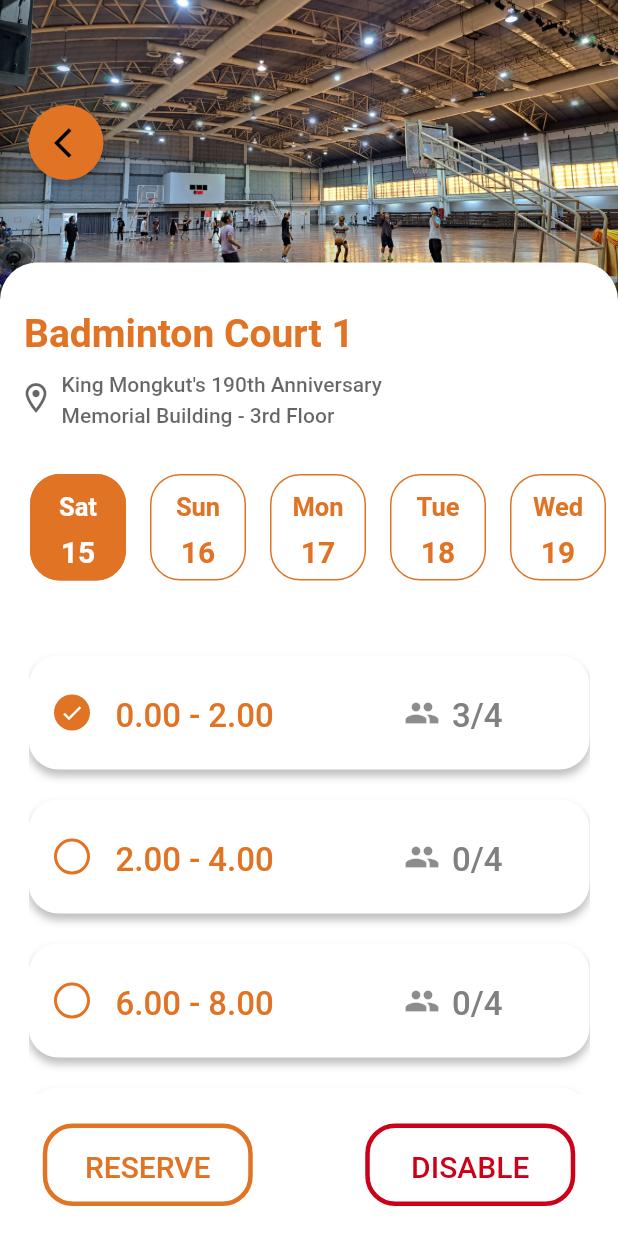
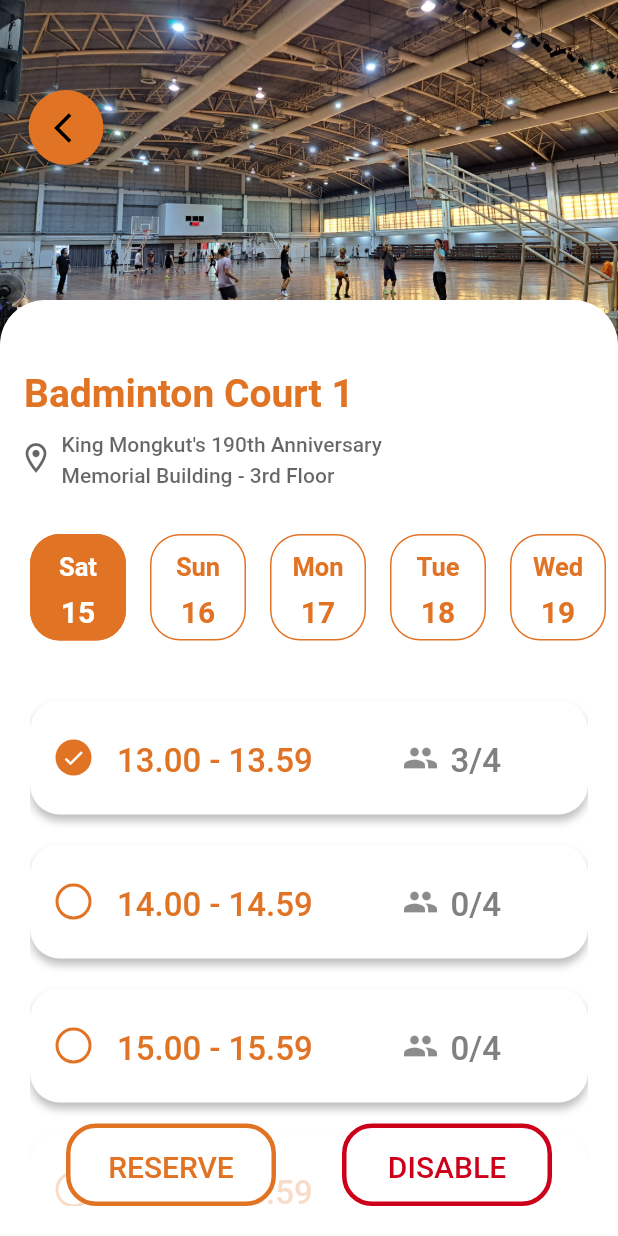
Before and after one commit to jedipw/ModSport, a Flutter app: the ReservationView screen opened by its route, on a phone screen of 412 x 824 dp. Run offline on Flutter 3.47's test engine with Material 2 defaults, Android fonts, the phone set to English and light mode, and no system bars; our stand-ins replace firebase_core; accounts and stored records are empty; Roboto replaces fonts that are missing (Poppins).

Commit message:
Reservation front-end v2.1

```diff
--- a/lib/views/reservation_view.dart
+++ b/lib/views/reservation_view.dart
@@ -2,6 +2,10 @@
 import 'package:flutter/material.dart';
 import 'package:modsport/constants/routes.dart';
 import 'package:intl/intl.dart';
+
+bool hasRole = true;
+
+final int numOfDay = hasRole ? 30 : 7;
 
 // Creating a StatefulWidget called ReservationView
 class ReservationView extends StatefulWidget {
@@ -33,16 +37,16 @@ class _ReservationViewState extends State<ReservationView> {
               children: [
                 Image.asset(
                   'assets/images/badmintoncourt1.jpg',
-                  height: 200,
+                  height: 240,
                   width: double.infinity,
                   fit: BoxFit.cover,
                 ),
                 Column(
                   children: [
-                    const SizedBox(height: 70),
+                    const SizedBox(height: 60),
                     Row(
                       children: [
-                        SizedBox(width: 12),
+                        const SizedBox(width: 12),
                         ElevatedButton(
                           onPressed: () {
                             Navigator.of(context).pop();
@@ -64,12 +68,12 @@ class _ReservationViewState extends State<ReservationView> {
                   child: Container(
                     decoration: const BoxDecoration(
                       borderRadius: BorderRadius.only(
-                        topLeft: Radius.circular(50.0),
-                        topRight: Radius.circular(50.0),
+                        topLeft: Radius.circular(30.0),
+                        topRight: Radius.circular(30.0),
                       ),
                       color: Colors.white,
                     ),
-                    margin: const EdgeInsets.only(top: 175),
+                    margin: const EdgeInsets.only(top: 200),
                   ),
                 ),
               ],
@@ -147,17 +151,23 @@ class _ReservationViewState extends State<ReservationView> {
                 ),
               ],
             ),
-            const SizedBox(height: 30),
             Expanded(
+              child: Stack(
+                children: [
+                  Container(
+                      padding: const EdgeInsets.symmetric(
+                          vertical: 20, horizontal: 20),
+                      child: const TimeSlot()),
+                  Positioned(
+                    bottom: 20,
+                    left: 0,
+                    right: 0,
                     child: Container(
-                padding: const EdgeInsets.symmetric(horizontal: 19),
-                child: const TimeSlot(),
-              ),
-            ),
-            const SizedBox(height: 20),
-            Row(
-              mainAxisAlignment: MainAxisAlignment.center,
+                      color: const Color.fromRGBO(255, 255, 255, 0.75),
+                      child: Row(
+                        mainAxisAlignment: MainAxisAlignment.spaceEvenly,
                         children: [
+                          if (_selectedDateIndex < 7)
                             ReserveButton(
                               isReserved: _isReserved,
                               onPressed: () {
@@ -192,11 +202,16 @@ class _ReservationViewState extends State<ReservationView> {
                                 }
                               },
                             ),
-                const SizedBox(width: 75),
+                          if (hasRole) ...[
                             const DisableButton(),
+                          ]
                         ],
                       ),
-            const SizedBox(height: 20),
+                    ),
+                  ),
+                ],
+              ),
+            ),
           ],
         ),
       ),
@@ -220,7 +235,7 @@ class DateList extends StatelessWidget {
   Widget build(BuildContext context) {
     final today = DateTime.now(); // Get the current date.
     final endDate = today
-        .add(const Duration(days: 30)); // Calculate the end date of the list.
+        .add(Duration(days: numOfDay)); // Calculate the end date of the list.
     final dateList = List.generate(
       endDate
           .difference(today)
@@ -329,17 +344,17 @@ class TimeSlot extends StatefulWidget {
 class _TimeSlotState extends State<TimeSlot> {
   // A list of time slots as TimeSlotData objects
   final List<TimeSlotData> timeSlots = [
-    TimeSlotData(timeSlot: '0.00 - 2.00', reservedSeats: 3, maxSeats: 4),
-    TimeSlotData(timeSlot: '2.00 - 4.00', reservedSeats: 0, maxSeats: 4),
-    TimeSlotData(timeSlot: '6.00 - 8.00', reservedSeats: 0, maxSeats: 4),
-    TimeSlotData(timeSlot: '8.00 - 10.00', reservedSeats: 0, maxSeats: 4),
-    TimeSlotData(timeSlot: '10.00 - 12.00', reservedSeats: 0, maxSeats: 4),
-    TimeSlotData(timeSlot: '12.00 - 14.00', reservedSeats: 0, maxSeats: 4),
-    TimeSlotData(timeSlot: '14.00 - 16.00', reservedSeats: 0, maxSeats: 4),
-    TimeSlotData(timeSlot: '16.00 - 18.00', reservedSeats: 0, maxSeats: 4),
-    TimeSlotData(timeSlot: '18.00 - 20.00', reservedSeats: 0, maxSeats: 4),
-    TimeSlotData(timeSlot: '20.00 - 22.00', reservedSeats: 0, maxSeats: 4),
-    TimeSlotData(timeSlot: '22.00 - 24.00', reservedSeats: 0, maxSeats: 4),
+    TimeSlotData(timeSlot: '13.00 - 13.59', reservedSeats: 3, maxSeats: 4),
+    TimeSlotData(timeSlot: '14.00 - 14.59', reservedSeats: 0, maxSeats: 4),
+    TimeSlotData(timeSlot: '15.00 - 15.59', reservedSeats: 0, maxSeats: 4),
+    TimeSlotData(timeSlot: '16.00 - 16.59', reservedSeats: 0, maxSeats: 4),
+    TimeSlotData(timeSlot: '17.00 - 17.59', reservedSeats: 0, maxSeats: 4),
+    TimeSlotData(timeSlot: '18.00 - 18.59', reservedSeats: 0, maxSeats: 4),
+    TimeSlotData(timeSlot: '19.00 - 19.59', reservedSeats: 0, maxSeats: 4),
+    TimeSlotData(timeSlot: '20.00 - 20.59', reservedSeats: 0, maxSeats: 4),
+    TimeSlotData(timeSlot: '21.00 - 21.59', reservedSeats: 0, maxSeats: 4),
+    TimeSlotData(timeSlot: '22.00 - 22.59', reservedSeats: 0, maxSeats: 4),
+    TimeSlotData(timeSlot: '23.00 - 23.59', reservedSeats: 0, maxSeats: 4),
   ];
 
   // The index of the selected time slot
@@ -354,7 +369,7 @@ class _TimeSlotState extends State<TimeSlot> {
 
     // Builds a ListView of RadioListTile widgets
     return ListView.builder(
-      padding: EdgeInsets.only(top: 10),
+      padding: const EdgeInsets.only(top: 10),
       shrinkWrap: true,
       itemCount: timeSlots.length,
       itemBuilder: (context, index) {
@@ -409,8 +424,7 @@ class _TimeSlotState extends State<TimeSlot> {
                           ),
                         ),
                       ),
-                title: Expanded(
-                  child: Row(
+                title: Row(
                   mainAxisAlignment: MainAxisAlignment.spaceBetween,
                   children: [
                     Text(
@@ -442,7 +456,6 @@ class _TimeSlotState extends State<TimeSlot> {
                       ],
                     ),
                   ],
-                  ),
                 ),
                 value: index,
                 groupValue: _selectedTimeSlot,
```
Lines whose indentation alone changed are shown as unchanged.
